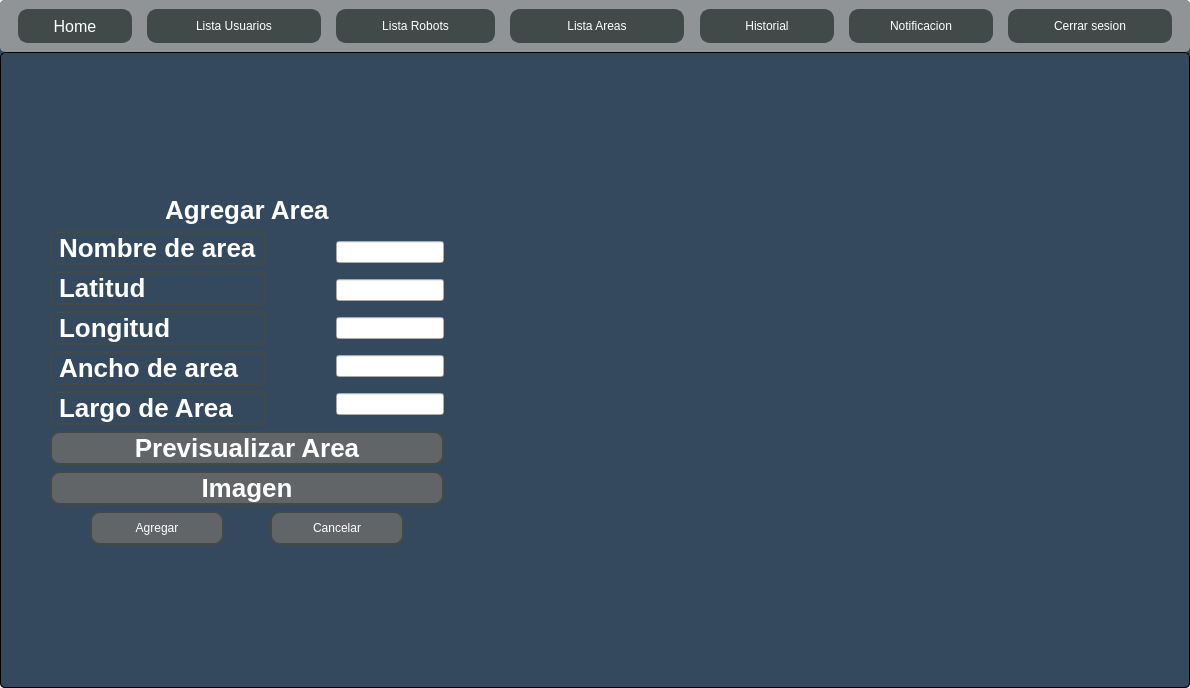
Before: the Qt Designer form Menu/Prototipo.ui in Manu743/Sistema_autonomo, drawn with Qt 5.
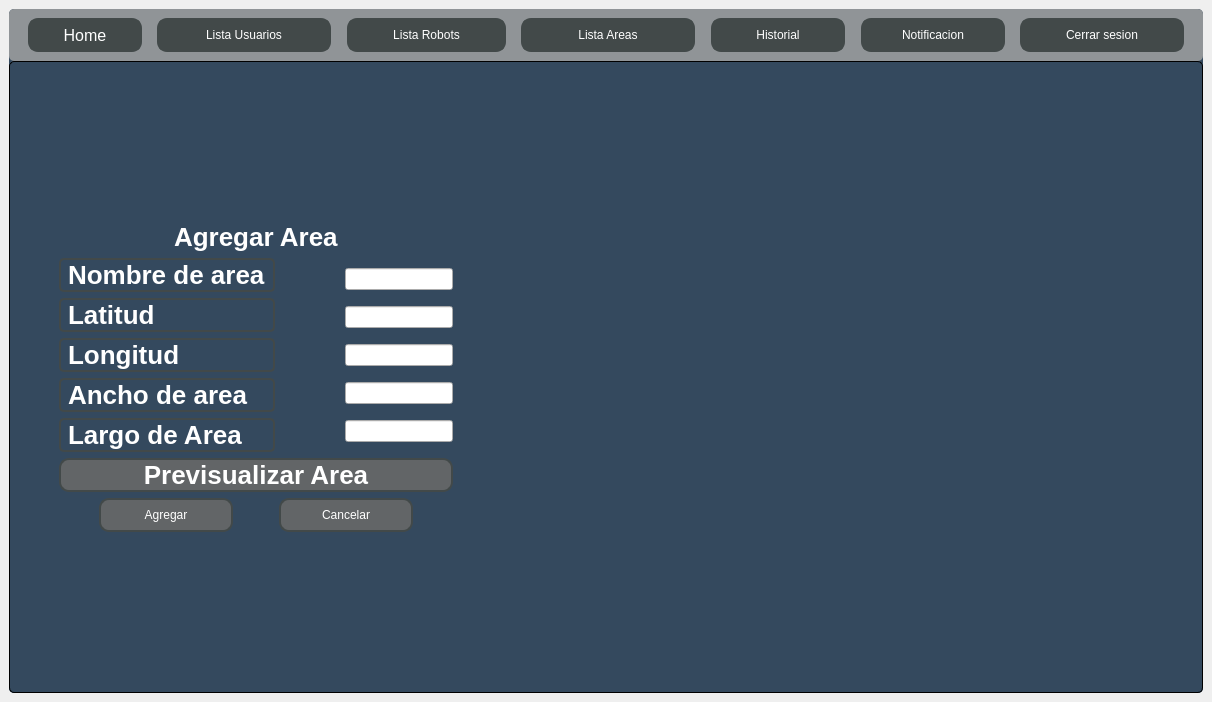
After: the same form once the commit is applied. The open tabs and pages were chosen to show the change. Icons and pictures are not drawn.

Diff of the .ui file:
```diff
--- a/Menu/Prototipo.ui
+++ b/Menu/Prototipo.ui
@@ -6,8 +6,8 @@
    <rect>
     <x>0</x>
     <y>0</y>
-    <width>1190</width>
-    <height>688</height>
+    <width>1212</width>
+    <height>702</height>
    </rect>
   </property>
   <property name="windowTitle">
@@ -15,21 +15,6 @@
   </property>
   <widget class="QWidget" name="centralwidget">
    <layout class="QGridLayout" name="gridLayout_4">
-    <property name="leftMargin">
-     <number>0</number>
-    </property>
-    <property name="topMargin">
-     <number>0</number>
-    </property>
-    <property name="rightMargin">
-     <number>0</number>
-    </property>
-    <property name="bottomMargin">
-     <number>0</number>
-    </property>
-    <property name="spacing">
-     <number>7</number>
-    </property>
     <item row="0" column="0">
      <widget class="QFrame" name="frame">
       <property name="styleSheet">
@@ -3515,23 +3500,6 @@
                       </property>
                      </widget>
                     </item>
-                    <item>
-                     <widget class="QPushButton" name="Imagen">
-                      <property name="styleSheet">
-                       <string notr="true">
-		font-family: Arial;
-        font-size: 26px;
-        color: white;
-        text-align: center;
-        font-weight: bold;
-		border: 2px solid rgb(66, 73, 73);
-</string>
-                      </property>
-                      <property name="text">
-                       <string>Imagen</string>
-                      </property>
-                     </widget>
-                    </item>
                     <item>
                      <layout class="QHBoxLayout" name="horizontalLayout_18">
                       <item>
```
Left out of the diff: 5 changed lines with no effect on the pictures.
